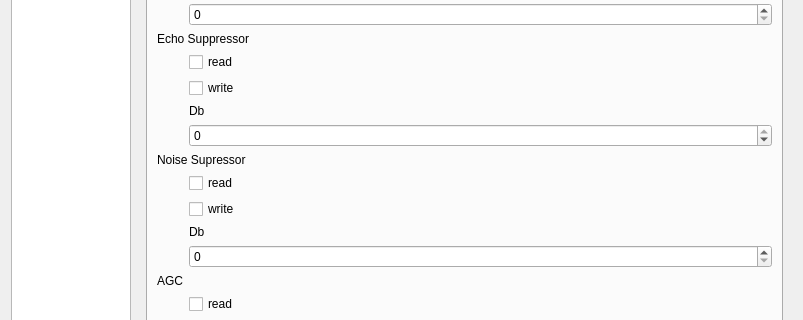
Old version of the form fscomm/preferences/prefdialog.ui in the repository karlma/freeswitch-b1.10; both pictures show x 0 to 803 and y 144 to 464 of the 803 by 667 pixel window.
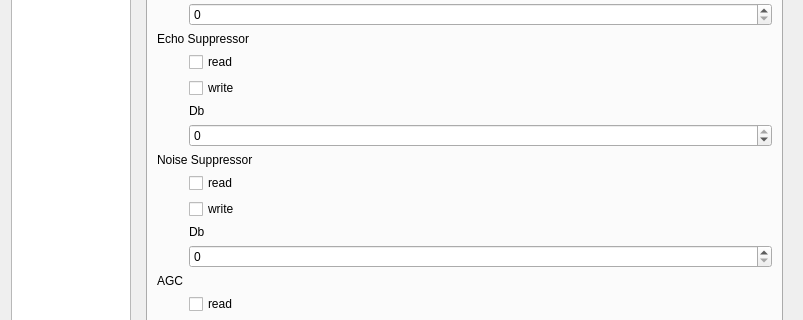
New version of the form. The open tabs and pages were chosen to show the change. Icons and pictures are not drawn. Custom widgets are drawn as their Qt base class.

```diff
--- a/fscomm/preferences/prefdialog.ui
+++ b/fscomm/preferences/prefdialog.ui
@@ -1092,7 +1092,7 @@
              <item row="10" column="0" colspan="2">
               <widget class="QLabel" name="label_47">
                <property name="text">
-                <string>Noise Supressor</string>
+                <string>Noise Suppressor</string>
                </property>
               </widget>
              </item>
```
